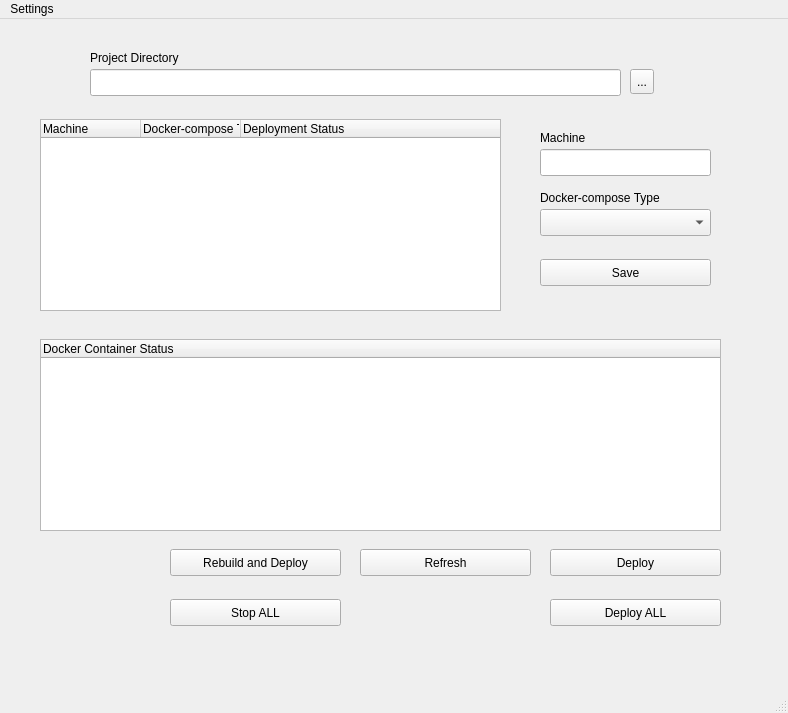
ArthurWuTW/docker-compose-management, file qt5Ui/ui/Ui_MainWindowBase.ui: the form before one commit.
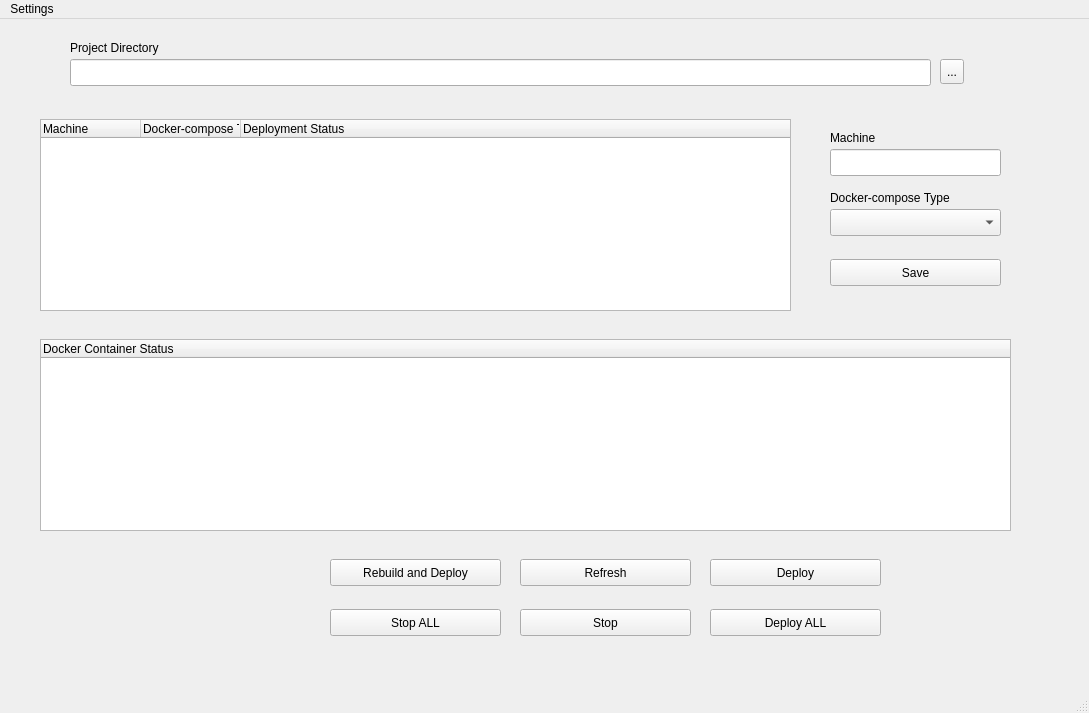
The form after the commit.

Commit message: add stop container ls

Diff of the .ui file:
```diff
--- a/qt5Ui/ui/Ui_MainWindowBase.ui
+++ b/qt5Ui/ui/Ui_MainWindowBase.ui
@@ -6,7 +6,7 @@
    <rect>
     <x>0</x>
     <y>0</y>
-    <width>788</width>
+    <width>1089</width>
     <height>713</height>
    </rect>
   </property>
@@ -19,7 +19,7 @@
      <rect>
       <x>40</x>
       <y>100</y>
-      <width>461</width>
+      <width>751</width>
       <height>192</height>
      </rect>
     </property>
@@ -42,8 +42,8 @@
    <widget class="QToolButton" name="toolButtonProjectDir">
     <property name="geometry">
      <rect>
-      <x>630</x>
-      <y>50</y>
+      <x>940</x>
+      <y>40</y>
       <width>24</width>
       <height>25</height>
      </rect>
@@ -55,9 +55,9 @@
    <widget class="QLineEdit" name="lineEditProjectDir">
     <property name="geometry">
      <rect>
-      <x>90</x>
-      <y>50</y>
-      <width>531</width>
+      <x>70</x>
+      <y>40</y>
+      <width>861</width>
       <height>27</height>
      </rect>
     </property>
@@ -68,8 +68,8 @@
    <widget class="QLabel" name="label">
     <property name="geometry">
      <rect>
-      <x>90</x>
-      <y>30</y>
+      <x>70</x>
+      <y>20</y>
       <width>321</width>
       <height>17</height>
      </rect>
@@ -83,7 +83,7 @@
      <rect>
       <x>40</x>
       <y>320</y>
-      <width>681</width>
+      <width>971</width>
       <height>192</height>
      </rect>
     </property>
@@ -96,7 +96,7 @@
    <widget class="QComboBox" name="comboBox">
     <property name="geometry">
      <rect>
-      <x>540</x>
+      <x>830</x>
       <y>190</y>
       <width>171</width>
       <height>27</height>
@@ -106,7 +106,7 @@
    <widget class="QLabel" name="label_2">
     <property name="geometry">
      <rect>
-      <x>540</x>
+      <x>830</x>
       <y>170</y>
       <width>161</width>
       <height>17</height>
@@ -119,7 +119,7 @@
    <widget class="QLabel" name="label_3">
     <property name="geometry">
      <rect>
-      <x>540</x>
+      <x>830</x>
       <y>110</y>
       <width>161</width>
       <height>17</height>
@@ -132,7 +132,7 @@
    <widget class="QLineEdit" name="lineEditMachineName">
     <property name="geometry">
      <rect>
-      <x>540</x>
+      <x>830</x>
       <y>130</y>
       <width>171</width>
       <height>27</height>
@@ -145,7 +145,7 @@
    <widget class="QPushButton" name="pushButtonSave">
     <property name="geometry">
      <rect>
-      <x>540</x>
+      <x>830</x>
       <y>240</y>
       <width>171</width>
       <height>27</height>
@@ -158,8 +158,8 @@
    <widget class="QPushButton" name="pushButtonDeploy">
     <property name="geometry">
      <rect>
-      <x>550</x>
-      <y>530</y>
+      <x>710</x>
+      <y>540</y>
       <width>171</width>
       <height>27</height>
      </rect>
@@ -171,8 +171,8 @@
    <widget class="QPushButton" name="pushButtonDeloyAll">
     <property name="geometry">
      <rect>
-      <x>550</x>
-      <y>580</y>
+      <x>710</x>
+      <y>590</y>
       <width>171</width>
       <height>27</height>
      </rect>
@@ -184,8 +184,8 @@
    <widget class="QPushButton" name="pushButtonRebuildDeploy">
     <property name="geometry">
      <rect>
-      <x>170</x>
-      <y>530</y>
+      <x>330</x>
+      <y>540</y>
       <width>171</width>
       <height>27</height>
      </rect>
@@ -197,8 +197,8 @@
    <widget class="QPushButton" name="pushButtonDeployStopAll">
     <property name="geometry">
      <rect>
-      <x>170</x>
-      <y>580</y>
+      <x>330</x>
+      <y>590</y>
       <width>171</width>
       <height>27</height>
      </rect>
@@ -210,8 +210,8 @@
    <widget class="QPushButton" name="pushButtonDeployRefresh">
     <property name="geometry">
      <rect>
-      <x>360</x>
-      <y>530</y>
+      <x>520</x>
+      <y>540</y>
       <width>171</width>
       <height>27</height>
      </rect>
@@ -220,13 +220,26 @@
      <string>Refresh</string>
     </property>
    </widget>
+   <widget class="QPushButton" name="pushButtonDeployStop">
+    <property name="geometry">
+     <rect>
+      <x>520</x>
+      <y>590</y>
+      <width>171</width>
+      <height>27</height>
+     </rect>
+    </property>
+    <property name="text">
+     <string>Stop</string>
+    </property>
+   </widget>
   </widget>
   <widget class="QMenuBar" name="menubar">
    <property name="geometry">
     <rect>
      <x>0</x>
      <y>0</y>
-     <width>788</width>
+     <width>1089</width>
      <height>25</height>
     </rect>
    </property>
```
The commit also changes 6 other files.
